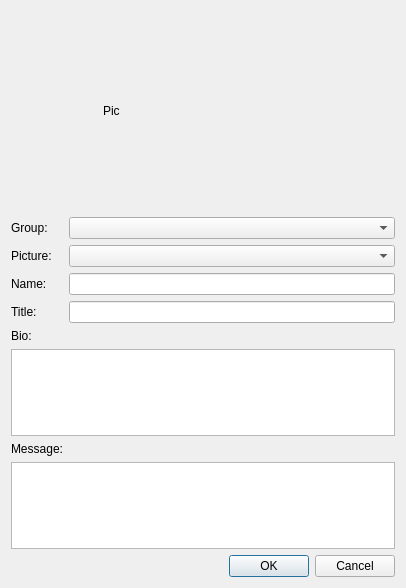
First picture: the form in ui/EditLobbyistDialog.ui, repository dmzdev/stance, before the edit.
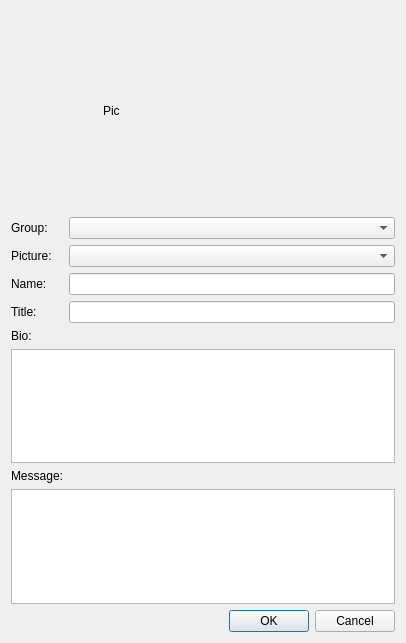
Second picture: the form after the edit.

```diff
--- a/ui/EditLobbyistDialog.ui
+++ b/ui/EditLobbyistDialog.ui
@@ -7,7 +7,7 @@
     <x>0</x>
     <y>0</y>
     <width>406</width>
-    <height>588</height>
+    <height>643</height>
    </rect>
   </property>
   <property name="windowTitle">
```
Left out of the diff: 4 changed lines with no effect on the pictures.
